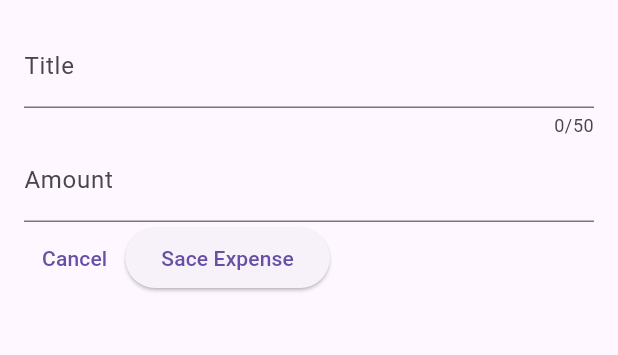
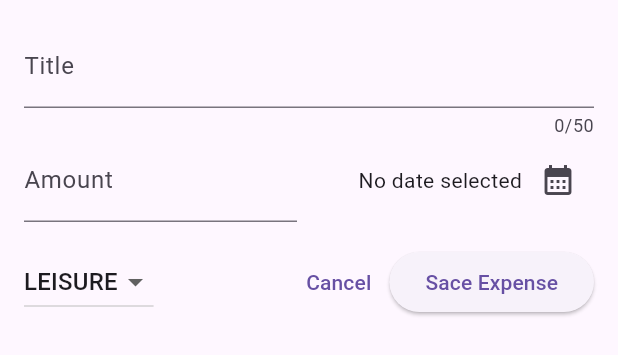
Before and after one commit to leuardgashi/Expense_Tracker, a Flutter app: the NewExpense widget shown alone on an empty page, opened directly, on a phone screen of 412 x 824 dp. Shown: the top 355 px of the screen. Run offline on Flutter 3.47's test engine with Material 3 defaults, Android fonts, the phone set to English and light mode, and no system bars.

Commit message:
dropDownButton

```diff
--- a/lib/widgets/new_expense.dart
+++ b/lib/widgets/new_expense.dart
@@ -1,4 +1,6 @@
 import 'package:flutter/material.dart';
+
+import 'package:expense_tracker/models/expense.dart';
 
 class NewExpense extends StatefulWidget {
   const NewExpense({super.key});
@@ -12,6 +14,22 @@ class NewExpense extends StatefulWidget {
 class _NewExpenseState extends State<NewExpense> {
   final _titleController = TextEditingController();
   final _amountController = TextEditingController();
+  DateTime? _selectedData;
+  Category _selectedCategory = Category.leisure;
+
+  void _presentDataPicker() async {
+    final now = DateTime.now();
+    final firstDate = DateTime(now.year - 1, now.month, now.day);
+    final pickedDate = await showDatePicker(
+      context: context,
+      initialDate: now,
+      firstDate: firstDate,
+      lastDate: now,
+    );
+    setState(() {
+      _selectedData = pickedDate;
+    });
+  }
 
   @override
   void dispose() {
@@ -33,7 +51,10 @@ class _NewExpenseState extends State<NewExpense> {
               label: Text('Title'),
             ),
           ),
-          TextField(
+          Row(
+            children: [
+              Expanded(
+                child: TextField(
                   controller: _amountController,
                   keyboardType: TextInputType.number,
                   decoration: const InputDecoration(
@@ -41,10 +62,58 @@ class _NewExpenseState extends State<NewExpense> {
                     label: Text('Amount'),
                   ),
                 ),
+              ),
+              const SizedBox(width: 16),
+              Expanded(
+                child: Row(
+                  mainAxisAlignment: MainAxisAlignment.end,
+                  crossAxisAlignment: CrossAxisAlignment.center,
+                  children: [
+                    Text(
+                      _selectedData == null
+                          ? 'No date selected'
+                          : formatter.format(_selectedData!),
+                    ),
+                    IconButton(
+                      onPressed: _presentDataPicker,
+                      icon: const Icon(
+                        Icons.calendar_month,
+                      ),
+                    ),
+                  ],
+                ),
+              ),
+            ],
+          ),
+          const SizedBox(height: 16),
           Row(
             children: [
+              DropdownButton(
+                value: _selectedCategory,
+                items: Category.values
+                    .map(
+                      (category) => DropdownMenuItem(
+                        value: category,
+                        child: Text(
+                          category.name.toUpperCase(),
+                        ),
+                      ),
+                    )
+                    .toList(),
+                onChanged: (value) {
+                  if (value == null) {
+                    return;
+                  }
+                  setState(() {
+                    _selectedCategory = value;
+                  });
+                },
+              ),
+              const Spacer(),
               TextButton(
-                onPressed: () {},
+                onPressed: () {
+                  Navigator.pop(context);
+                },
                 child: const Text('Cancel'),
               ),
               ElevatedButton(
```
Lines whose indentation alone changed are shown as unchanged.
